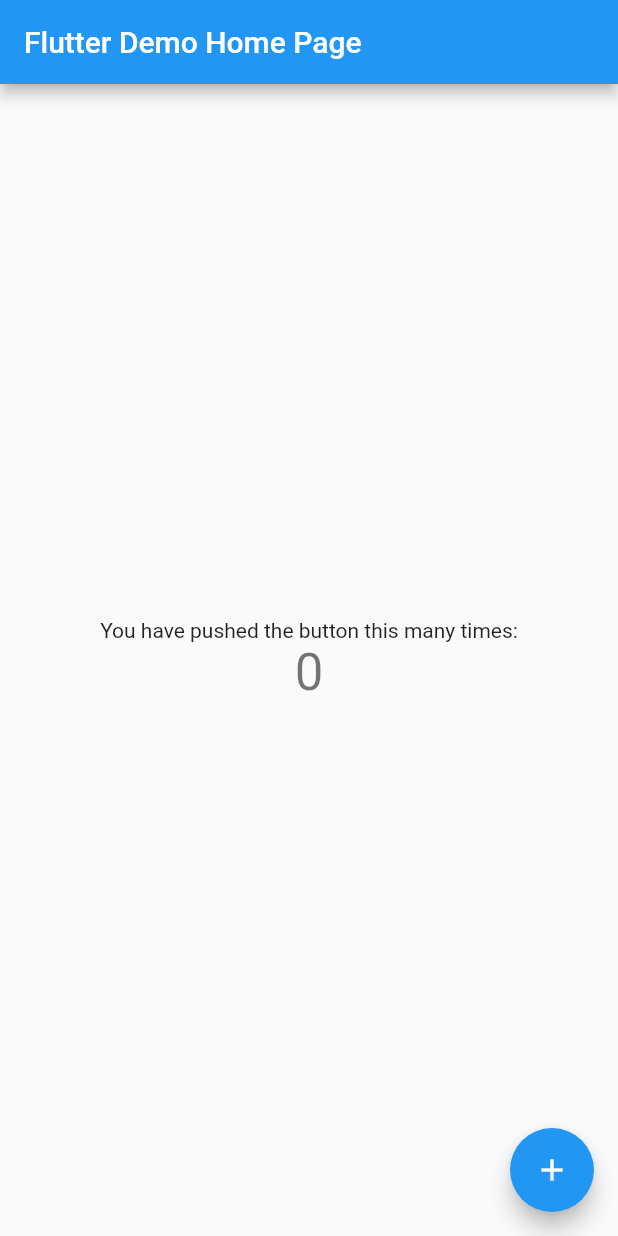
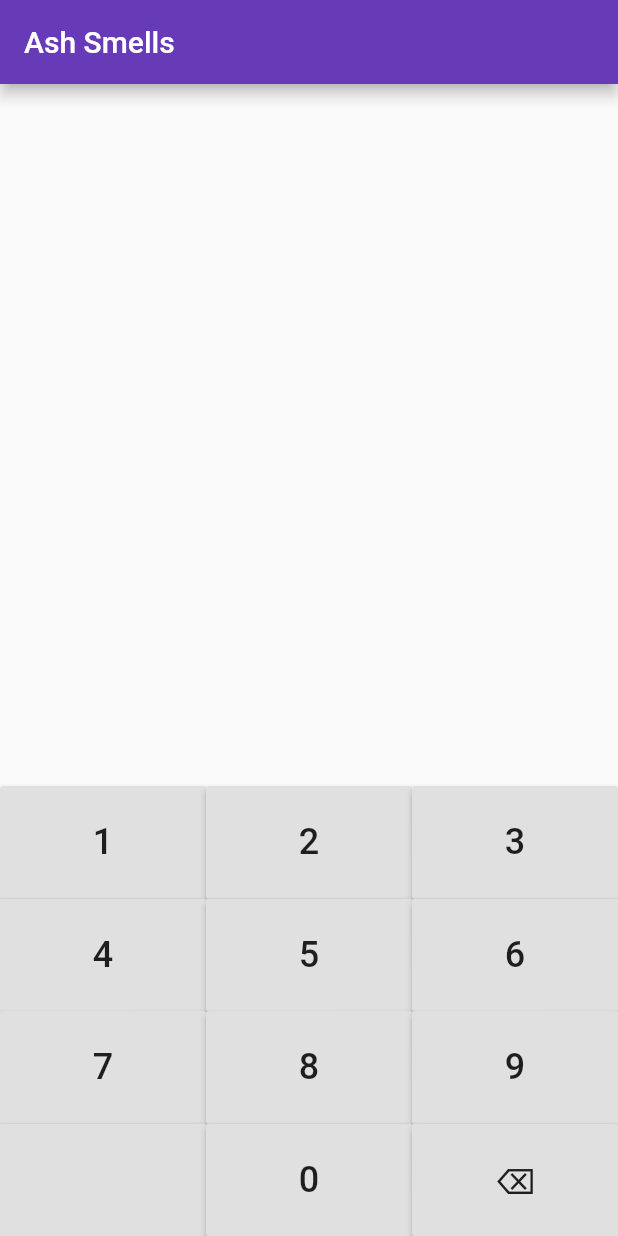
Before and after one commit to dbland87/math_summit, a Flutter app: the screen it shows after launch, on a phone screen of 412 x 824 dp. Run offline on Flutter 3.47's test engine with Material 2 defaults, Android fonts, the phone set to English and light mode, and no system bars.

Commit message:
Added keypad widget

```diff
--- /dev/null
+++ b/lib/keypad/KeypadWidget.dart
@@ -0,0 +1,65 @@
+import 'package:flutter/material.dart';
+
+import 'PadKey.dart';
+
+class KeypadWidget extends StatelessWidget {
+  @override
+  Widget build(BuildContext context) {
+    return Column(
+      children: <Widget>[
+        Row(
+          children: <Widget>[
+            Expanded(
+              child: PadKey("1"),
+            ),
+            Expanded(
+              child: PadKey("2"),
+            ),
+            Expanded(
+              child: PadKey("3"),
+            ),
+          ],
+        ),
+        Row(
+          children: <Widget>[
+            Expanded(
+              child: PadKey("4"),
+            ),
+            Expanded(
+              child: PadKey("5"),
+            ),
+            Expanded(
+              child: PadKey("6"),
+            ),
+          ],
+        ),
+        Row(
+          children: <Widget>[
+            Expanded(
+              child: PadKey("7"),
+            ),
+            Expanded(
+              child: PadKey("8"),
+            ),
+            Expanded(
+              child: PadKey("9"),
+            ),
+          ],
+        ),
+        Row(
+          children: <Widget>[
+            Expanded(
+              child: PadKey(""),
+            ),
+            Expanded(
+              child: PadKey("0"),
+            ),
+            Expanded(
+              child: PadKey("⌫"),
+            ),
+          ],
+        ),
+      ],
+    );
+  }
+}
--- /dev/null
+++ b/lib/keypad/PadKey.dart
@@ -0,0 +1,37 @@
+import 'package:flutter/material.dart';
+
+class PadKey extends StatelessWidget {
+  final String _text;
+
+  PadKey(this._text);
+
+  @override
+  Widget build(BuildContext context) {
+    return Container(
+      child: RaisedButton(
+        materialTapTargetSize: MaterialTapTargetSize.shrinkWrap,
+        onPressed: () {
+          _showSnackbar(context, _text);
+        },
+        child: SizedBox(
+          height: 75.0,
+          child: Center(
+            child: Text(
+             _text,
+              style: TextStyle(
+                fontSize: 24.0
+              ),
+            ),
+          ),
+        ),
+      ),
+    );
+  }
+
+  void _showSnackbar(BuildContext context, String text) {
+    final snackBar = SnackBar(
+      content: Text(text),
+    );
+//    Scaffold.of(context).showSnackBar(snackBar);
+  }
+}
--- a/lib/main.dart
+++ b/lib/main.dart
@@ -1,41 +1,23 @@
 import 'package:flutter/material.dart';
+import 'package:math_ninja/keypad/KeypadWidget.dart';
 
 void main() => runApp(MyApp());
 
 class MyApp extends StatelessWidget {
-  // This widget is the root of your application.
   @override
   Widget build(BuildContext context) {
     return MaterialApp(
-      title: 'Flutter Demo',
+      title: 'math_ninja',
       theme: ThemeData(
-        // This is the theme of your application.
-        //
-        // Try running your application with "flutter run". You'll see the
-        // application has a blue toolbar. Then, without quitting the app, try
-        // changing the primarySwatch below to Colors.green and then invoke
-        // "hot reload" (press "r" in the console where you ran "flutter run",
-        // or simply save your changes to "hot reload" in a Flutter IDE).
-        // Notice that the counter didn't reset back to zero; the application
-        // is not restarted.
-        primarySwatch: Colors.blue,
+        primarySwatch: Colors.deepPurple,
       ),
-      home: MyHomePage(title: 'Flutter Demo Home Page'),
+      home: MyHomePage(title: 'Ash Smells'),
     );
   }
 }
 
 class MyHomePage extends StatefulWidget {
   MyHomePage({Key key, this.title}) : super(key: key);
-
-  // This widget is the home page of your application. It is stateful, meaning
-  // that it has a State object (defined below) that contains fields that affect
-  // how it looks.
-
-  // This class is the configuration for the state. It holds the values (in this
-  // case the title) provided by the parent (in this case the App widget) and
-  // used by the build method of the State. Fields in a Widget subclass are
-  // always marked "final".
 
   final String title;
 
@@ -48,64 +30,21 @@ class _MyHomePageState extends State<MyHomePage> {
 
   void _incrementCounter() {
     setState(() {
-      // This call to setState tells the Flutter framework that something has
-      // changed in this State, which causes it to rerun the build method below
-      // so that the display can reflect the updated values. If we changed
-      // _counter without calling setState(), then the build method would not be
-      // called again, and so nothing would appear to happen.
       _counter++;
     });
   }
 
   @override
   Widget build(BuildContext context) {
-    // This method is rerun every time setState is called, for instance as done
-    // by the _incrementCounter method above.
-    //
-    // The Flutter framework has been optimized to make rerunning build methods
-    // fast, so that you can just rebuild anything that needs updating rather
-    // than having to individually change instances of widgets.
     return Scaffold(
       appBar: AppBar(
-        // Here we take the value from the MyHomePage object that was created by
-        // the App.build method, and use it to set our appbar title.
         title: Text(widget.title),
       ),
-      body: Center(
-        // Center is a layout widget. It takes a single child and positions it
-        // in the middle of the parent.
-        child: Column(
-          // Column is also a layout widget. It takes a list of children and
-          // arranges them vertically. By default, it sizes itself to fit its
-          // children horizontally, and tries to be as tall as its parent.
-          //
-          // Invoke "debug painting" (press "p" in the console, choose the
-          // "Toggle Debug Paint" action from the Flutter Inspector in Android
-          // Studio, or the "Toggle Debug Paint" command in Visual Studio Code)
-          // to see the wireframe for each widget.
-          //
-          // Column has various properties to control how it sizes itself and
-          // how it positions its children. Here we use mainAxisAlignment to
-          // center the children vertically; the main axis here is the vertical
-          // axis because Columns are vertical (the cross axis would be
-          // horizontal).
-          mainAxisAlignment: MainAxisAlignment.center,
-          children: <Widget>[
-            Text(
-              'You have pushed the button this many times:',
-            ),
-            Text(
-              '$_counter',
-              style: Theme.of(context).textTheme.headline4,
-            ),
-          ],
-        ),
+      body: Column(
+        mainAxisSize: MainAxisSize.max,
+        mainAxisAlignment: MainAxisAlignment.end,
+        children: <Widget>[KeypadWidget()],
       ),
-      floatingActionButton: FloatingActionButton(
-        onPressed: _incrementCounter,
-        tooltip: 'Increment',
-        child: Icon(Icons.add),
-      ), // This trailing comma makes auto-formatting nicer for build methods.
     );
   }
 }
```
